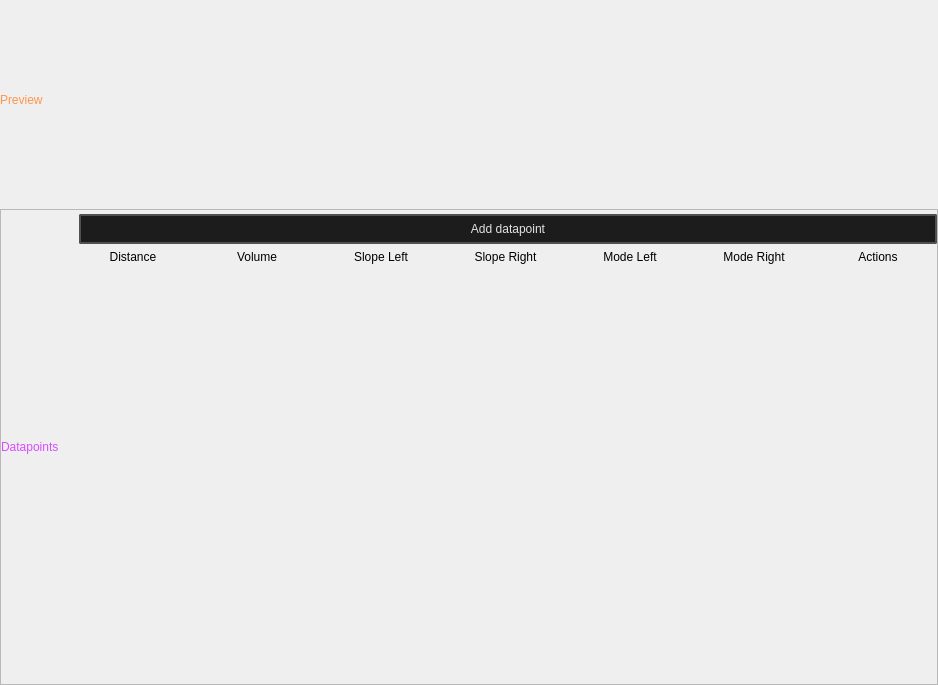
First picture: the form in src/soundevent_editor/property/curve/main.ui, repository dertwist/Hammer5Tools, before the edit.
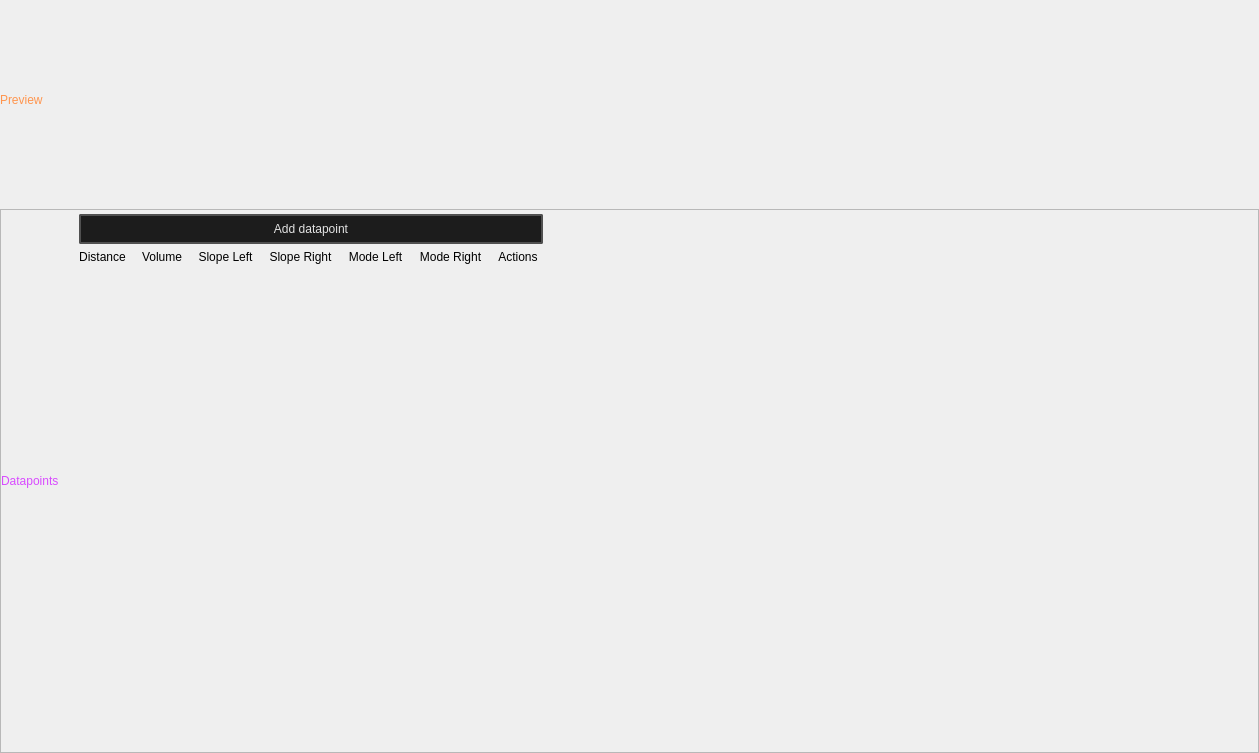
Second picture: the form after the edit. Icons and pictures are not drawn.

Commit message: Curve property update

The edit to the form file:
```diff
--- a/src/soundevent_editor/property/curve/main.ui
+++ b/src/soundevent_editor/property/curve/main.ui
@@ -6,8 +6,8 @@
    <rect>
     <x>0</x>
     <y>0</y>
-    <width>938</width>
-    <height>685</height>
+    <width>1259</width>
+    <height>753</height>
    </rect>
   </property>
   <property name="minimumSize">
@@ -469,6 +469,19 @@
           </item>
          </layout>
         </item>
+        <item>
+         <spacer name="horizontalSpacer">
+          <property name="orientation">
+           <enum>Qt::Orientation::Horizontal</enum>
+          </property>
+          <property name="sizeHint" stdset="0">
+           <size>
+            <width>40</width>
+            <height>20</height>
+           </size>
+          </property>
+         </spacer>
+        </item>
        </layout>
       </widget>
      </item>
```
The commit also changes 1 other file.
